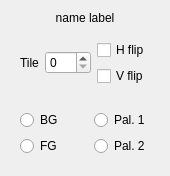
suppertails66/tales, file libtales-qt/subtileeditorwidget.ui: the form before one commit.
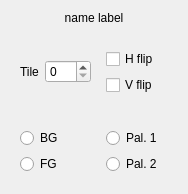
The form after the commit.

What changed in the file:
```diff
--- a/libtales-qt/subtileeditorwidget.ui
+++ b/libtales-qt/subtileeditorwidget.ui
@@ -6,8 +6,8 @@
    <rect>
     <x>0</x>
     <y>0</y>
-    <width>159</width>
-    <height>142</height>
+    <width>165</width>
+    <height>148</height>
    </rect>
   </property>
   <property name="windowTitle">
@@ -60,7 +60,8 @@
        </widget>
       </item>
       <item>
-       <layout class="QVBoxLayout" name="verticalLayout_18">
+       <widget class="QWidget" name="flipWidget" native="true">
+        <layout class="QVBoxLayout" name="verticalLayout_4">
         <item>
          <widget class="QCheckBox" name="ulHFlipBox">
           <property name="text">
@@ -76,6 +77,7 @@
          </widget>
         </item>
        </layout>
+       </widget>
       </item>
      </layout>
     </widget>
```
Left out of the diff: 4 changed lines with no effect on the pictures. Lines whose indentation alone changed are shown as unchanged.
